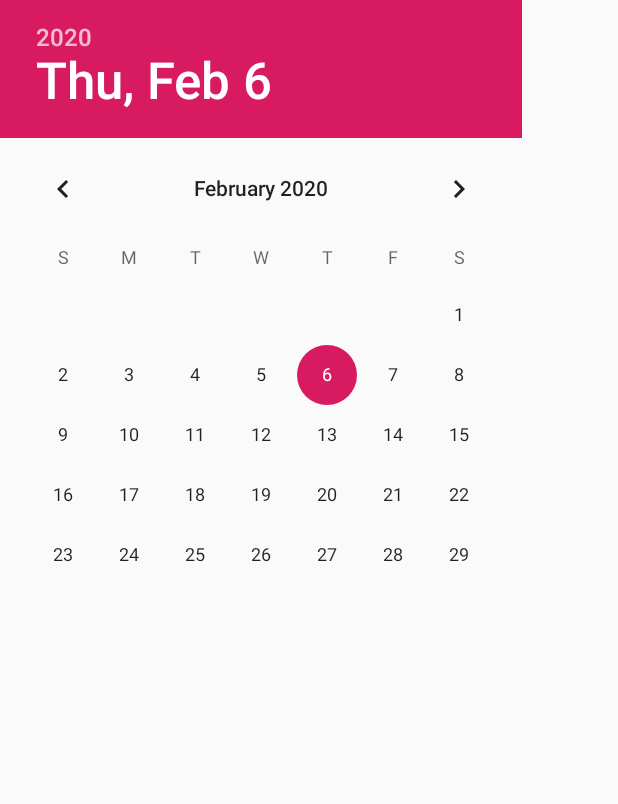
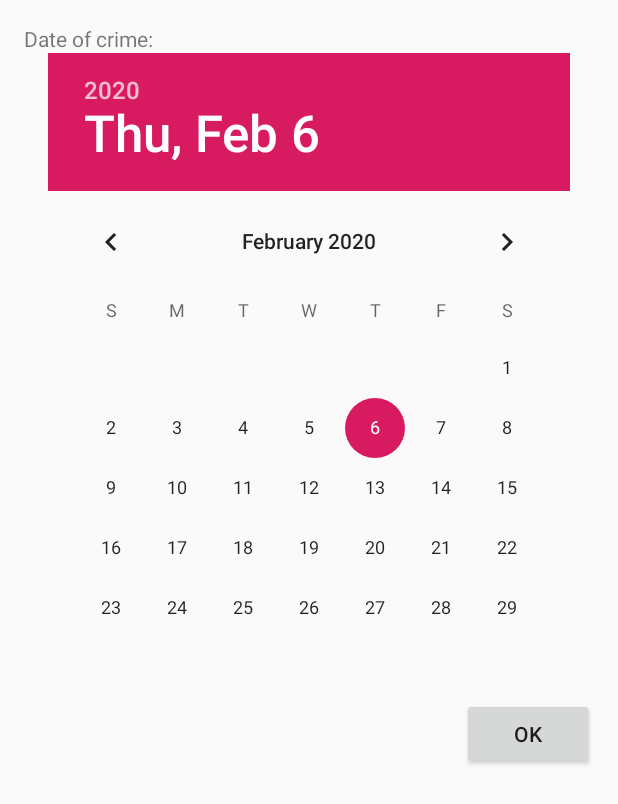
Before and after one commit to chenjun15/CriminalIntent, an Android app: the layout dialog_date.xml on its own in the app's theme, with its tools: preview values and no code run, on a phone screen of 412 x 824 dp. Shown: the top 804 px of the screen. Run offline under Robolectric (Android 15) with nearby library versions, the phone set to English and light mode, and no system bars.

Commit message:
12.4 挑战练习:实现响应式 DialogFragment

```diff
--- a/app/src/main/AndroidManifest.xml
+++ b/app/src/main/AndroidManifest.xml
@@ -17,6 +17,7 @@
             </intent-filter>
         </activity>
         <activity android:name=".CrimePagerActivity" />
+        <activity android:name=".DatePickerActivity" />
     </application>
 
 </manifest>
--- a/app/src/main/res/layout/dialog_date.xml
+++ b/app/src/main/res/layout/dialog_date.xml
@@ -1,6 +1,31 @@
 <?xml version="1.0" encoding="utf-8"?>
-<DatePicker xmlns:android="http://schemas.android.com/apk/res/android"
-    android:id="@+id/dialog_date_picker"
-    android:layout_width="wrap_content"
-    android:layout_height="wrap_content"
-    android:calendarViewShown="false" />
+<LinearLayout xmlns:android="http://schemas.android.com/apk/res/android"
+    android:layout_width="match_parent"
+    android:layout_height="match_parent"
+    android:layout_margin="16dp"
+    android:orientation="vertical">
+
+    <TextView
+        android:layout_width="match_parent"
+        android:layout_height="wrap_content"
+        android:text="@string/date_picker_title" />
+
+    <DatePicker xmlns:android="http://schemas.android.com/apk/res/android"
+        android:id="@+id/dialog_date_picker"
+        android:layout_width="wrap_content"
+        android:layout_height="wrap_content"
+        android:layout_gravity="center_horizontal"
+        android:calendarViewShown="false" />
+
+    <FrameLayout
+        android:layout_width="match_parent"
+        android:layout_height="wrap_content">
+
+        <Button
+            android:id="@+id/date_ok"
+            android:layout_width="wrap_content"
+            android:layout_height="wrap_content"
+            android:layout_gravity="right"
+            android:text="@android:string/ok" />
+    </FrameLayout>
+</LinearLayout>
```
Also changed, not shown: app/src/main/java/com/cj/criminalintent/CrimeFragment.java (+24 -8 lines), app/src/main/java/com/cj/criminalintent/DatePickerActivity.java (added, +37 -0 lines), app/src/main/java/com/cj/criminalintent/DatePickerFragment.java (+25 -13 lines).
